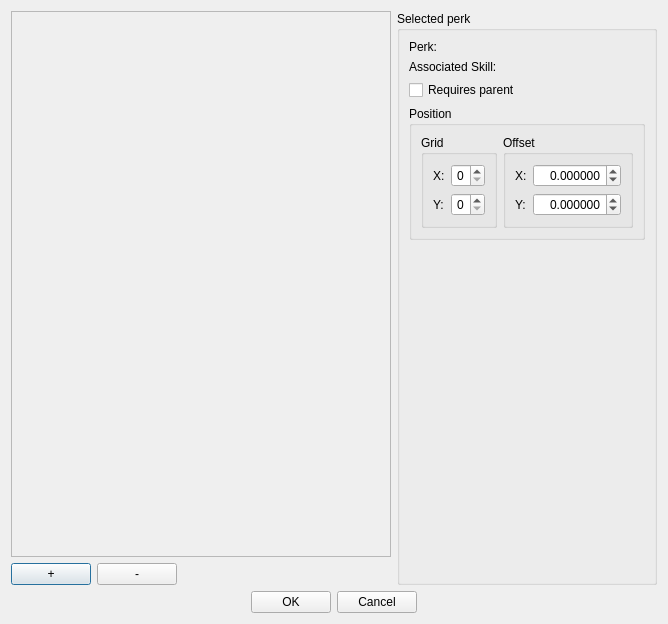
Above: native/src/DovahKit/ui/form_windows/actor_value_info/FormSubdialogActorValueInfoPerkTree.ui from DavidJCobb/DovahKit before the change. Below: the same form after it.
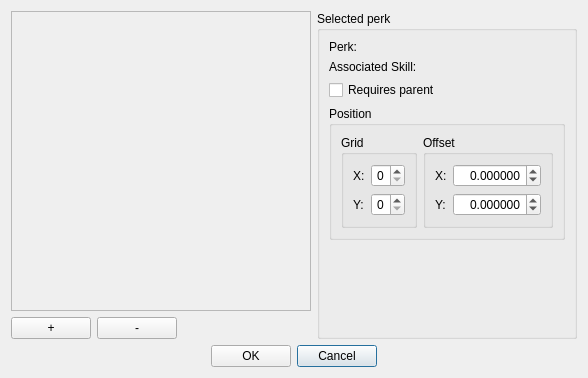
That is the form after the change. Custom widgets are drawn as their Qt base class.

Commit message:
AVIF/CNAM; perk tree editor improvements
ActorValueInfo now properly loads CNAM outside of perk tree nodes.

The perk tree editor now properly draws arrowheads on connection lines, and offers context menu items to connect and disconnect nodes. Clicking on an empty area no longer deselects the currently selected node. We now properly draw a background color, anti-alias drawn lines, center node labels below nodes, and draw a stroke around node labels so that they're more legible against connection lines.

Patch:
```diff
--- a/native/src/DovahKit/ui/form_windows/actor_value_info/FormSubdialogActorValueInfoPerkTree.ui
+++ b/native/src/DovahKit/ui/form_windows/actor_value_info/FormSubdialogActorValueInfoPerkTree.ui
@@ -2,14 +2,6 @@
 <ui version="4.0">
  <class>FormSubdialogActorValueInfoPerkTree</class>
  <widget class="QDialog" name="FormSubdialogActorValueInfoPerkTree">
-  <property name="geometry">
-   <rect>
-    <x>0</x>
-    <y>0</y>
-    <width>668</width>
-    <height>624</height>
-   </rect>
-  </property>
   <property name="windowTitle">
    <string>Perk Tree</string>
   </property>
@@ -18,6 +10,12 @@
     <layout class="QVBoxLayout" name="verticalLayout">
      <item>
       <widget class="QScrollArea" name="scrollbox">
+       <property name="minimumSize">
+        <size>
+         <width>300</width>
+         <height>300</height>
+        </size>
+       </property>
        <property name="widgetResizable">
         <bool>true</bool>
        </property>
@@ -26,8 +24,8 @@
          <rect>
           <x>0</x>
           <y>0</y>
-          <width>318</width>
-          <height>540</height>
+          <width>298</width>
+          <height>298</height>
          </rect>
         </property>
        </widget>
@@ -43,6 +41,9 @@
          <property name="text">
           <string>+</string>
          </property>
+         <property name="autoDefault">
+          <bool>false</bool>
+         </property>
         </widget>
        </item>
        <item>
@@ -53,6 +54,9 @@
          <property name="text">
           <string>-</string>
          </property>
+         <property name="autoDefault">
+          <bool>false</bool>
+         </property>
         </widget>
        </item>
        <item>
@@ -270,6 +274,9 @@
        <property name="text">
         <string>OK</string>
        </property>
+       <property name="autoDefault">
+        <bool>false</bool>
+       </property>
       </widget>
      </item>
      <item>
```
The commit also changes 4 other files.
